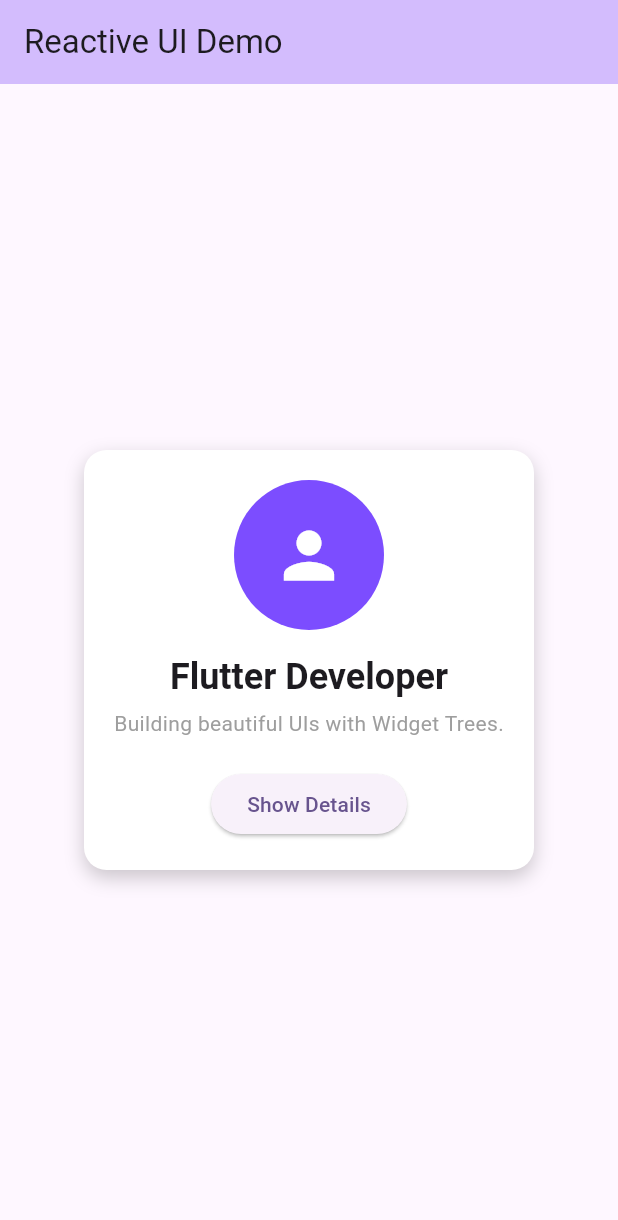
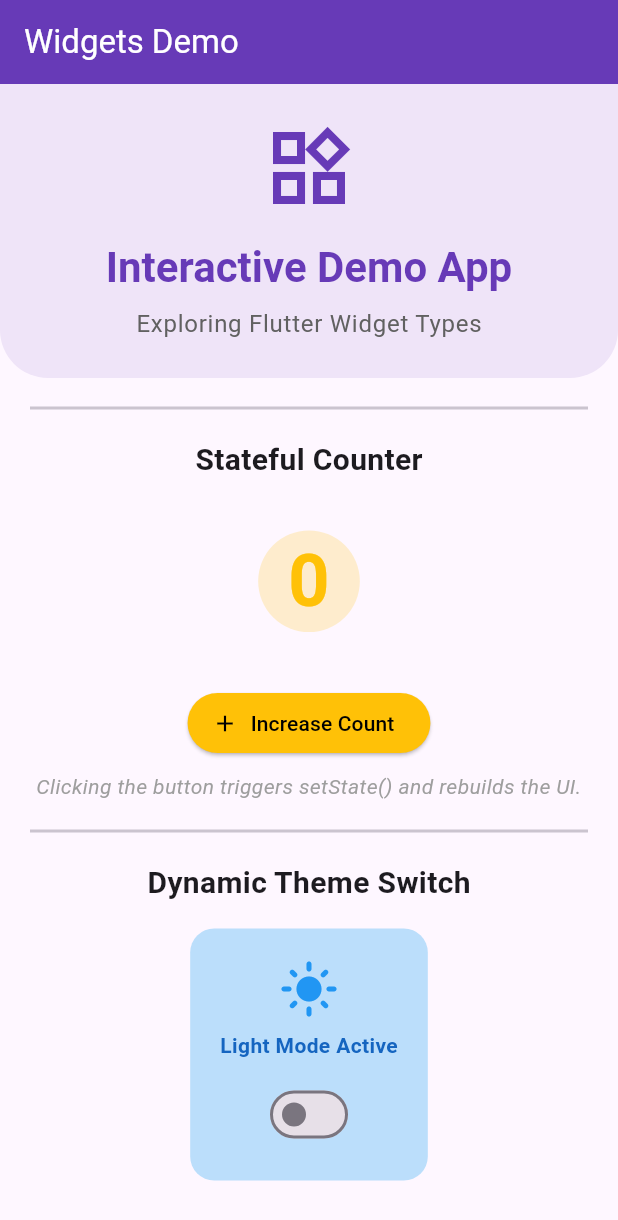
Before and after one commit to saiabishekpriyan/Hostel-hub-flutter-project, a Flutter app: the screen it shows after launch, on a phone screen of 412 x 824 dp. Shown: the top 1220 px of the screen. Run offline on Flutter 3.47's test engine with Material 3 defaults, Android fonts, the light colour scheme and no system bars; our stand-ins replace cloud_firestore, firebase_auth, firebase_core; accounts and stored records are empty.

Commit message:
feat: demonstrated stateless and stateful widgets with interactive demo app

```diff
--- a/project_structure_demo/lib/main.dart
+++ b/project_structure_demo/lib/main.dart
@@ -1,4 +1,5 @@
 import 'package:flutter/material.dart';
+import 'screens/stateless_stateful_demo.dart';
 
 void main() {
   runApp(const MyApp());
@@ -11,11 +12,12 @@
   Widget build(BuildContext context) {
     return MaterialApp(
       title: 'Widget Tree Demo',
+      debugShowCheckedModeBanner: false,
       theme: ThemeData(
         colorScheme: ColorScheme.fromSeed(seedColor: Colors.deepPurple),
         useMaterial3: true,
       ),
-      home: const ProfileCard(),
+      home: const StatelessStatefulDemo(),
     );
   }
 }
--- /dev/null
+++ b/project_structure_demo/lib/screens/stateless_stateful_demo.dart
@@ -0,0 +1,214 @@
+import 'package:flutter/material.dart';
+
+class StatelessStatefulDemo extends StatelessWidget {
+  const StatelessStatefulDemo({super.key});
+
+  @override
+  Widget build(BuildContext context) {
+    return Scaffold(
+      appBar: AppBar(
+        title: const Text('Widgets Demo'),
+        backgroundColor: Colors.deepPurple,
+        foregroundColor: Colors.white,
+      ),
+      body: SingleChildScrollView(
+        child: Column(
+          children: [
+            // 1. StatelessWidget for static content
+            const StatelessHeader(
+              title: 'Interactive Demo App',
+              subtitle: 'Exploring Flutter Widget Types',
+            ),
+
+            const Divider(height: 40, thickness: 2, indent: 20, endIndent: 20),
+
+            // 2. StatefulWidget for interactive section
+            const StatefulCounterSection(),
+
+            const Divider(height: 40, thickness: 2, indent: 20, endIndent: 20),
+
+            // 3. Another StatefulWidget for color theme demo
+            const StatefulColorToggle(),
+
+            const SizedBox(height: 40),
+          ],
+        ),
+      ),
+    );
+  }
+}
+
+/// A StatelessWidget that displays static content.
+/// It doesn't have internal state and only rebuilds when parent passes new data.
+class StatelessHeader extends StatelessWidget {
+  final String title;
+  final String subtitle;
+
+  const StatelessHeader({
+    super.key,
+    required this.title,
+    required this.subtitle,
+  });
+
+  @override
+  Widget build(BuildContext context) {
+    return Container(
+      padding: const EdgeInsets.all(24.0),
+      width: double.infinity,
+      decoration: BoxDecoration(
+        color: Colors.deepPurple.withOpacity(0.1),
+        borderRadius: const BorderRadius.only(
+          bottomLeft: Radius.circular(32),
+          bottomRight: Radius.circular(32),
+        ),
+      ),
+      child: Column(
+        children: [
+          Icon(Icons.widgets_outlined, size: 64, color: Colors.deepPurple),
+          const SizedBox(height: 16),
+          Text(
+            title,
+            style: Theme.of(context).textTheme.headlineMedium?.copyWith(
+                  fontWeight: FontWeight.bold,
+                  color: Colors.deepPurple,
+                ),
+          ),
+          const SizedBox(height: 8),
+          Text(
+            subtitle,
+            style: Theme.of(context).textTheme.bodyLarge?.copyWith(
+                  color: Colors.grey[700],
+                ),
+          ),
+        ],
+      ),
+    );
+  }
+}
+
+/// A StatefulWidget that maintains a counter state.
+/// The UI updates dynamically when _incrementCounter is called.
+class StatefulCounterSection extends StatefulWidget {
+  const StatefulCounterSection({super.key});
+
+  @override
+  State<StatefulCounterSection> createState() => _StatefulCounterSectionState();
+}
+
+class _StatefulCounterSectionState extends State<StatefulCounterSection> {
+  int _counter = 0;
+
+  void _incrementCounter() {
+    // setState notifies the framework that the internal state of this object has changed
+    // causing the framework to schedule a build for this State object.
+    setState(() {
+      _counter++;
+    });
+  }
+
+  @override
+  Widget build(BuildContext context) {
+    return Padding(
+      padding: const EdgeInsets.symmetric(horizontal: 24.0),
+      child: Column(
+        children: [
+          const Text(
+            'Stateful Counter',
+            style: TextStyle(fontSize: 20, fontWeight: FontWeight.bold),
+          ),
+          const SizedBox(height: 12),
+          Container(
+            padding: const EdgeInsets.all(20),
+            decoration: BoxDecoration(
+              color: Colors.amber.withOpacity(0.2),
+              shape: BoxShape.circle,
+            ),
+            child: Text(
+              '$_counter',
+              style: const TextStyle(fontSize: 48, fontWeight: FontWeight.bold, color: Colors.amber),
+            ),
+          ),
+          const SizedBox(height: 16),
+          ElevatedButton.icon(
+            onPressed: _incrementCounter,
+            icon: const Icon(Icons.add),
+            label: const Text('Increase Count'),
+            style: ElevatedButton.styleFrom(
+              backgroundColor: Colors.amber,
+              foregroundColor: Colors.black,
+            ),
+          ),
+          const SizedBox(height: 8),
+          const Text(
+            'Clicking the button triggers setState() and rebuilds the UI.',
+            textAlign: TextAlign.center,
+            style: TextStyle(fontStyle: FontStyle.italic, color: Colors.grey),
+          ),
+        ],
+      ),
+    );
+  }
+}
+
+/// Another StatefulWidget example demonstrating a boolean toggle.
+class StatefulColorToggle extends StatefulWidget {
+  const StatefulColorToggle({super.key});
+
+  @override
+  State<StatefulColorToggle> createState() => _StatefulColorToggleState();
+}
+
+class _StatefulColorToggleState extends State<StatefulColorToggle> {
+  bool _isToggled = false;
+
+  @override
+  Widget build(BuildContext context) {
+    return Padding(
+      padding: const EdgeInsets.symmetric(horizontal: 24.0),
+      child: Column(
+        children: [
+          const Text(
+            'Dynamic Theme Switch',
+            style: TextStyle(fontSize: 20, fontWeight: FontWeight.bold),
+          ),
+          const SizedBox(height: 16),
+          AnimatedContainer(
+            duration: const Duration(milliseconds: 300),
+            padding: const EdgeInsets.all(20),
+            decoration: BoxDecoration(
+              color: _isToggled ? Colors.blueGrey[900] : Colors.blue[100],
+              borderRadius: BorderRadius.circular(16),
+            ),
+            child: Column(
+              children: [
+                Icon(
+                  _isToggled ? Icons.dark_mode : Icons.light_mode,
+                  size: 40,
+                  color: _isToggled ? Colors.amber : Colors.blue,
+                ),
+                const SizedBox(height: 8),
+                Text(
+                  _isToggled ? 'Dark Mode Active' : 'Light Mode Active',
+                  style: TextStyle(
+                    color: _isToggled ? Colors.white : Colors.blue[800],
+                    fontWeight: FontWeight.bold,
+                  ),
+                ),
+                const SizedBox(height: 12),
+                Switch(
+                  value: _isToggled,
+                  onChanged: (value) {
+                    setState(() {
+                      _isToggled = value;
+                    });
+                  },
+                  activeColor: Colors.amber,
+                ),
+              ],
+            ),
+          ),
+        ],
+      ),
+    );
+  }
+}
```
Also changed, not shown: 1 other file.
